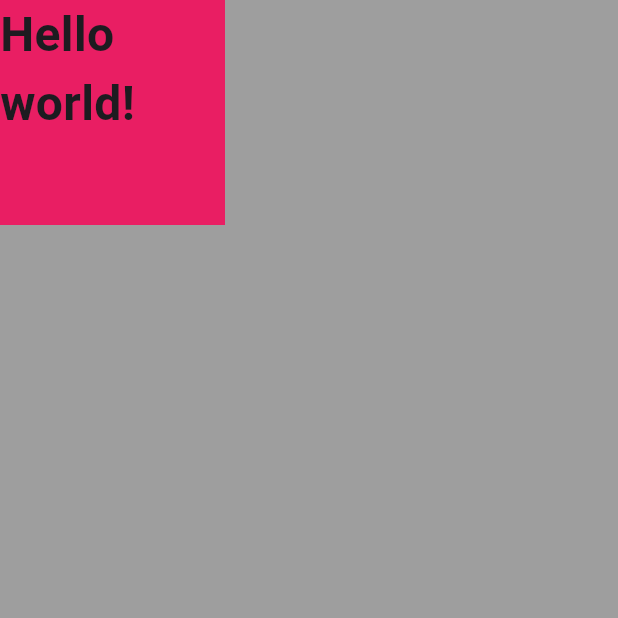
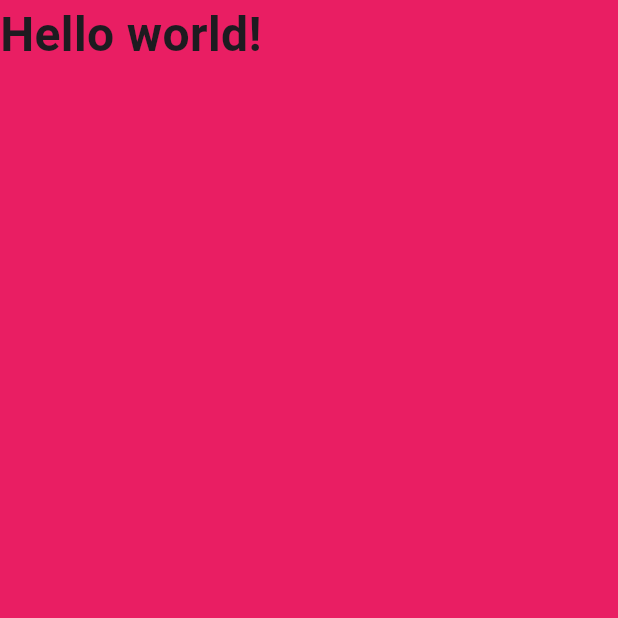
Before and after one commit to carminesteel/flutter_web_portfolio, a Flutter app: the ProfileScreen screen opened by its route, on a phone screen of 412 x 824 dp, the top half of it. Run offline on Flutter 3.47's test engine with Material 3 defaults, Android fonts, the phone set to English and light mode, and no system bars; drawn by our look-alikes of animated_text_kit; our stand-ins replace cloud_firestore, firebase_core, go_router; accounts and stored records are empty.

Commit message:
트랜지션 영역 수정

```diff
--- a/lib/screens/profile_screen.dart
+++ b/lib/screens/profile_screen.dart
@@ -58,15 +58,12 @@ class _ProfileScreenState extends State<ProfileScreen> with SingleTickerProvider
 
   @override
   Widget build(BuildContext context) {
+    return AnimatedBuilder(
+      animation: _controller,
+      builder: (context, child) {
         return Scaffold(
-      backgroundColor:  Colors.black38,
-      body: AnimatedBuilder(
-        builder: (context, child) {
-          return Container(
-            width: 150,
-            height: 150,
-            color: animation.value,
-            child: AnimatedTextKit(
+          backgroundColor:  animation.value,
+          body: AnimatedTextKit(
             animatedTexts: [
               TypewriterAnimatedText(
                 'Hello world!',
@@ -93,9 +90,6 @@ class _ProfileScreenState extends State<ProfileScreen> with SingleTickerProvider
           ),
         );
       },
-        animation: _controller,
-
-      ),
     );
   }
 }
```
Lines whose indentation alone changed are shown as unchanged.
